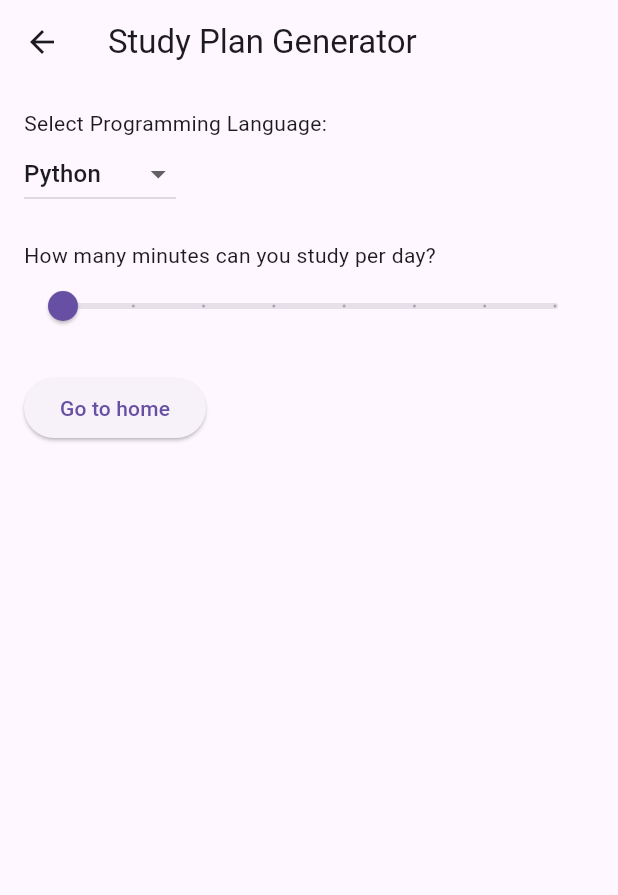
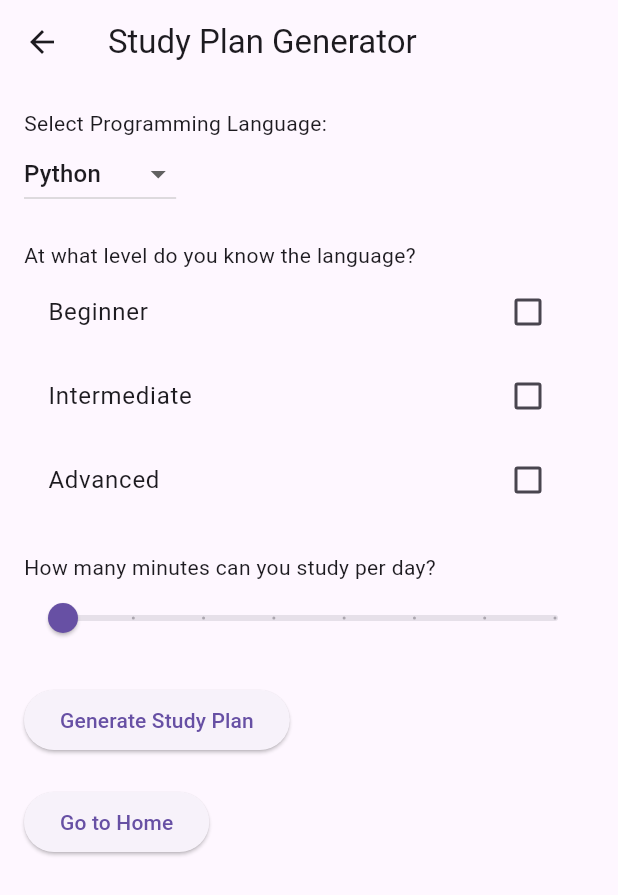
Before and after one commit to iamsoham10/codebit-study_mate, a Flutter app: the QuestionPage screen opened by its route, on a phone screen of 412 x 824 dp. Shown: the top 895 px of the screen. Run offline on Flutter 3.47's test engine with Material 3 defaults, Android fonts, the phone set to English and light mode, and no system bars; network calls fail.

Commit message:
Added login button functionality Made login and signin button responsive

```diff
--- a/lib/questions/login.dart
+++ b/lib/questions/login.dart
@@ -8,7 +8,8 @@ class LoginPage extends StatelessWidget {
         title: Text('Login'),
         backgroundColor: Colors.blue,
       ),
-      body: Padding(
+      body: SingleChildScrollView(
+        child: Padding(
           padding: EdgeInsets.all(16.0),
           child: Column(
             mainAxisAlignment: MainAxisAlignment.center,
@@ -32,7 +33,7 @@ class LoginPage extends StatelessWidget {
               SizedBox(height: 16.0),
               ElevatedButton(
                 onPressed: () {
-                // Add your login logic here
+                  Navigator.pushNamed(context, "/home");
                 },
                 child: Text('Login'),
               ),
@@ -58,6 +59,7 @@ class LoginPage extends StatelessWidget {
             ],
           ),
         ),
+      ),
     );
   }
 }
--- a/lib/questions/quest.dart
+++ b/lib/questions/quest.dart
@@ -1,4 +1,5 @@
 import 'package:flutter/material.dart';
+import 'package:study_mate/home/home_page.dart';
 
 void main() {
   runApp(MyApp());
@@ -12,29 +13,35 @@ class MyApp extends StatelessWidget {
       theme: ThemeData(
         primarySwatch: Colors.blue,
       ),
-      home: QuestionPage(),
+      initialRoute: '/',
+      routes: {
+        '/': (context) => QuestionPage(),
+        '/home': (context) => HomePage(),
+      },
     );
   }
 }
 
 class QuestionPage extends StatefulWidget {
   @override
-  _StudyPlanFormState createState() => _StudyPlanFormState();
+  _QuestionPageState createState() => _QuestionPageState();
 }
 
-class _StudyPlanFormState extends State<QuestionPage> {
+class _QuestionPageState extends State<QuestionPage> {
   String selectedLanguage = 'Python';
   int minutesPerDay = 30;
   List<String> programmingLanguages = ['Python', 'JavaScript', 'Java', 'C++'];
+  List<String> levels = ['Beginner', 'Intermediate', 'Advanced'];
+  String selectedLevel = '';
 
   void generateStudyPlan() {
-    if (selectedLanguage.isEmpty) {
+    if (selectedLanguage.isEmpty || selectedLevel.isEmpty) {
       showDialog(
         context: context,
         builder: (BuildContext context) {
           return AlertDialog(
             title: Text('Error'),
-            content: Text('Please select a programming language.'),
+            content: Text('Please select a programming language and level.'),
             actions: <Widget>[
               TextButton(
                 onPressed: () {
@@ -47,9 +54,10 @@ class _StudyPlanFormState extends State<QuestionPage> {
         },
       );
     } else {
-      // Your logic to generate a study plan based on selectedLanguage and minutesPerDay
+      // Your logic to generate a study plan based on selectedLanguage, selectedLevel, and minutesPerDay
       // For simplicity, we'll just print the values here
       print('Selected Language: $selectedLanguage');
+      print('Selected Level: $selectedLevel');
       print('Minutes per Day: $minutesPerDay');
     }
   }
@@ -81,6 +89,21 @@ class _StudyPlanFormState extends State<QuestionPage> {
               }).toList(),
             ),
             SizedBox(height: 20.0),
+            Text('At what level do you know the language?'),
+            Column(
+              children: levels.map((level) {
+                return CheckboxListTile(
+                  title: Text(level),
+                  value: selectedLevel == level,
+                  onChanged: (bool? value) {
+                    setState(() {
+                      selectedLevel = value! ? level : '';
+                    });
+                  },
+                );
+              }).toList(),
+            ),
+            SizedBox(height: 20.0),
             Text('How many minutes can you study per day?'),
             Slider(
               value: minutesPerDay.toDouble(),
@@ -96,10 +119,15 @@ class _StudyPlanFormState extends State<QuestionPage> {
             ),
             SizedBox(height: 20.0),
             ElevatedButton(
-              onPressed: (){
+              onPressed: generateStudyPlan,
+              child: Text('Generate Study Plan'),
+            ),
+            SizedBox(height: 20.0),
+            ElevatedButton(
+              onPressed: () {
                 Navigator.pushNamed(context, '/home');
               },
-              child: Text('Go to home'),
+              child: Text('Go to Home'),
             ),
           ],
         ),
--- a/lib/questions/signup.dart
+++ b/lib/questions/signup.dart
@@ -17,7 +17,8 @@ class _SignUpPageState extends State<SignUpPage> {
       appBar: AppBar(
         title: Text('Sign Up'),
       ),
-      body: Padding(
+      body: SingleChildScrollView(
+        child: Padding(
           padding: EdgeInsets.all(20.0),
           child: Form(
             key: _formKey,
@@ -85,6 +86,7 @@ class _SignUpPageState extends State<SignUpPage> {
             ),
           ),
         ),
+      ),
     );
   }
 }
```
Also changed, not shown: lib/home/home_page.dart (+2 -13 lines). Lines whose indentation alone changed are shown as unchanged.
